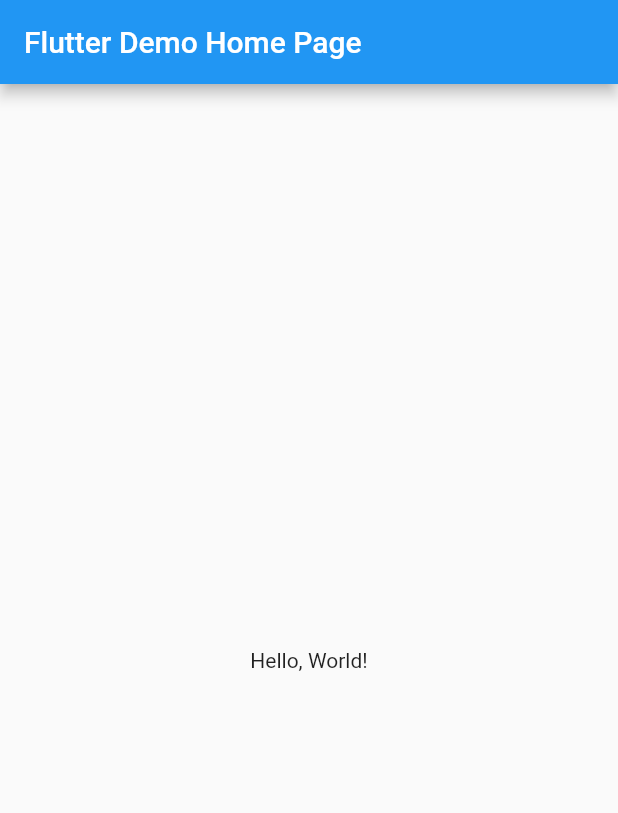
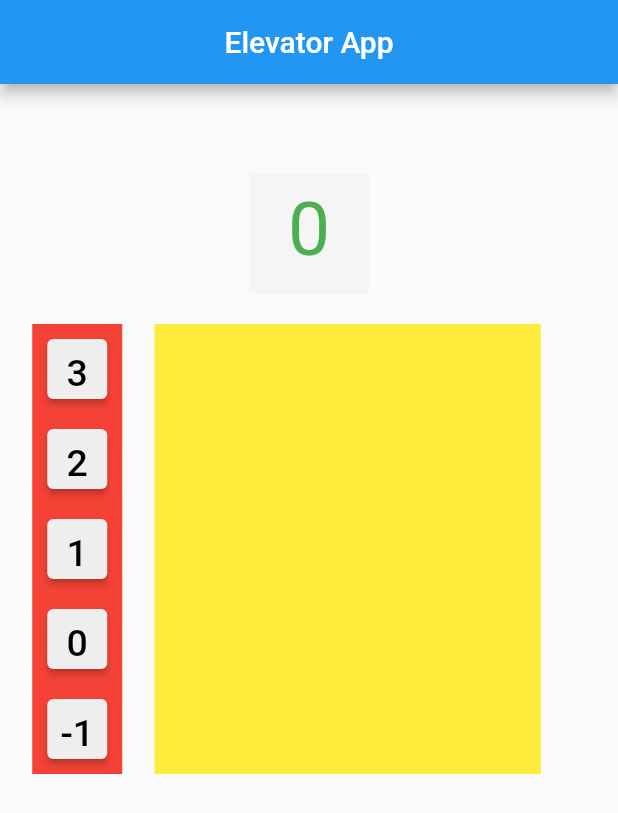
Before and after one commit to zakarianekal/elevator_app, a Flutter app: the screen it shows after launch, on a phone screen of 412 x 824 dp. Shown: the top 813 px of the screen. Run offline on Flutter 3.47's test engine with Material 2 defaults, Android fonts, the phone set to English and light mode, and no system bars.

Commit message:
Flutter  Elevator app initial commit

```diff
--- /dev/null
+++ b/lib/custom_widgets/elevator_animation.dart
@@ -0,0 +1,36 @@
+import 'package:flutter/material.dart';
+
+class ElevatorAnimation extends StatefulWidget {
+  ElevatorAnimation({Key? key}) : super(key: key);
+
+  @override
+  State<ElevatorAnimation> createState() => _ElevatorAnimationState();
+}
+
+class _ElevatorAnimationState extends State<ElevatorAnimation>
+    with SingleTickerProviderStateMixin {
+  late final AnimationController _controller = AnimationController(
+    duration: const Duration(seconds: 2),
+    vsync: this,
+  )..repeat(reverse: true);
+  late final Animation<Offset> _offsetAnimation = Tween<Offset>(
+    begin: Offset.zero,
+    end: const Offset(1.5, 0.0),
+  ).animate(CurvedAnimation(
+    parent: _controller,
+    curve: Curves.easeInQuint,
+  ));
+
+  @override
+  void dispose() {
+    _controller.dispose();
+    super.dispose();
+  }
+
+  @override
+  Widget build(BuildContext context) {
+    return SlideTransition(
+        position: _offsetAnimation,
+        child: const Padding(padding: EdgeInsets.all(8.0)));
+  }
+}
--- /dev/null
+++ b/lib/custom_widgets/elevator_button.dart
@@ -0,0 +1,36 @@
+import 'package:flutter/material.dart';
+
+class ElevatorButton extends StatelessWidget {
+  final int buttonTitle;
+  final Function() onPressed;
+  final double? height;
+  final double? width;
+  const ElevatorButton(
+      {Key? key,
+      required this.buttonTitle,
+      required this.onPressed,
+      this.height,
+      this.width})
+      : super(key: key);
+
+  @override
+  Widget build(BuildContext context) {
+    return Container(
+      height: height ?? 60,
+      width: width ?? 60,
+      color: Colors.red,
+      padding: const EdgeInsets.all(10),
+      child: TextButton(
+        child: Text(
+          buttonTitle.toString(),
+          style: const TextStyle(fontSize: 25, color: Colors.black),
+        ),
+        onPressed: onPressed,
+        style: TextButton.styleFrom(
+          elevation: 2,
+          backgroundColor: Colors.grey.shade200,
+        ),
+      ),
+    );
+  }
+}
--- a/lib/main.dart
+++ b/lib/main.dart
@@ -1,6 +1,11 @@
+import 'package:elevator/controller/elevator_provider.dart';
+import 'package:elevator/views/elevator_screen.dart';
 import 'package:flutter/material.dart';
+import 'package:provider/provider.dart';
 
-void main() => runApp(MyApp());
+void main() => runApp(
+      ChangeNotifierProvider(create: (_) => ElevatorProvider(), child: MyApp()),
+    );
 
 class MyApp extends StatelessWidget {
   // This widget is the root of your application.
@@ -8,34 +13,13 @@ class MyApp extends StatelessWidget {
   Widget build(BuildContext context) {
     return MaterialApp(
         // Application name
-      title: 'Flutter Hello World',
+        title: 'Elevator Application',
         // Application theme data, you can set the colors for the application as
         // you want
         theme: ThemeData(
           primarySwatch: Colors.blue,
         ),
         // A widget which will be started on application startup
-      home: MyHomePage(title: 'Flutter Demo Home Page'),
-    );
+        home: const ElevatorScreen(title: 'Elevator App'));
   }
 }
-
-class MyHomePage extends StatelessWidget {
-  final String title;
-  const MyHomePage({Key? key, required this.title}) : super(key: key);
-
-  @override
-  Widget build(BuildContext context) {
-    return Scaffold(
-      appBar: AppBar(
-        // The title text which will be shown on the action bar
-        title: Text(title),
-      ),
-      body: Center(
-        child: Text(
-          'Hello, World!',
-        ),
-      ),
-    );
-  }
-}
--- /dev/null
+++ b/lib/views/elevator_screen.dart
@@ -0,0 +1,83 @@
+import 'package:elevator/controller/elevator_provider.dart';
+import 'package:elevator/custom_widgets/elevator_animation.dart';
+import 'package:elevator/custom_widgets/elevator_button.dart';
+import 'package:flutter/material.dart';
+import 'package:provider/provider.dart';
+
+class ElevatorScreen extends StatelessWidget {
+  final String title;
+  final double floorNumber = 0;
+  const ElevatorScreen({Key? key, required this.title}) : super(key: key);
+
+  @override
+  Widget build(BuildContext context) {
+    return Scaffold(
+        appBar: AppBar(
+          title: Text(title),
+          centerTitle: true,
+        ),
+        body: Consumer<ElevatorProvider>(
+          builder: (context, data, child) {
+            return Column(
+              mainAxisAlignment: MainAxisAlignment.start,
+              children: [
+                Center(
+                  child: Container(
+                      margin: const EdgeInsets.only(top: 60, bottom: 20),
+                      color: Colors.grey.shade100,
+                      padding: const EdgeInsets.all(8),
+                      height: 80,
+                      width: 80,
+                      child: data.isRunning
+                          ? data.progressLoader()
+                          : Text(
+                              data.getCurrentFloor.toString(),
+                              textAlign: TextAlign.center,
+                              style: const TextStyle(
+                                  fontSize: 50, color: Colors.green),
+                            )),
+                ),
+                Row(
+                  children: [
+                    Expanded(
+                      flex: 2,
+                      child: Column(children: [
+                        ElevatorButton(
+                          buttonTitle: 3,
+                          onPressed: () => data.updateFloor(3, context),
+                        ),
+                        ElevatorButton(
+                          buttonTitle: 2,
+                          onPressed: () => data.updateFloor(2, context),
+                        ),
+                        ElevatorButton(
+                          buttonTitle: 1,
+                          onPressed: () => data.updateFloor(1, context),
+                        ),
+                        ElevatorButton(
+                          buttonTitle: 0,
+                          onPressed: () => data.updateFloor(0, context),
+                        ),
+                        ElevatorButton(
+                          buttonTitle: -1,
+                          onPressed: () => data.updateFloor(-1, context),
+                        ),
+                      ]),
+                    ),
+                    Expanded(
+                        flex: 5,
+                        child: Container(
+                          height: 300,
+                          width: double.infinity,
+                          color: Colors.yellow,
+                          child: ElevatorAnimation(),
+                        )),
+                    const Expanded(flex: 1, child: SizedBox(width: 10))
+                  ],
+                ),
+              ],
+            );
+          },
+        ));
+  }
+}
--- a/pubspec.yaml
+++ b/pubspec.yaml
@@ -19,6 +19,7 @@ environment:
 dependencies:
   flutter:
     sdk: flutter
+  provider: ^6.0.5
 
 dev_dependencies:
   flutter_test:
```
Also changed, not shown: lib/controller/elevator_provider.dart (added, +81 -0 lines). Lines whose indentation alone changed are shown as unchanged.
